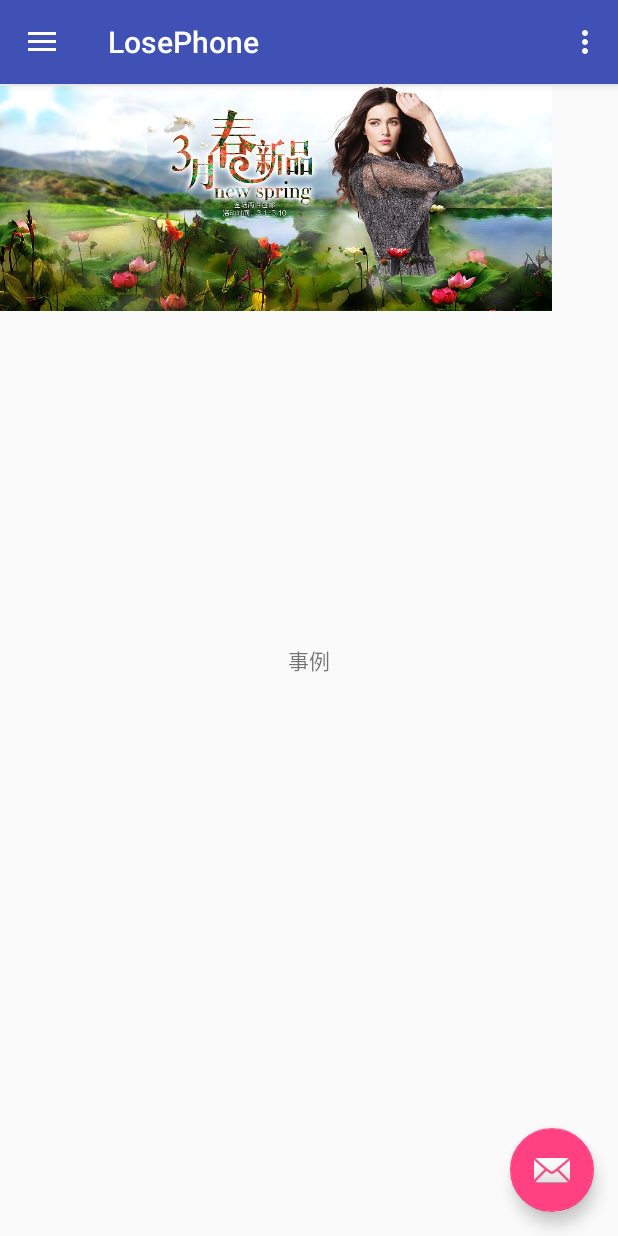
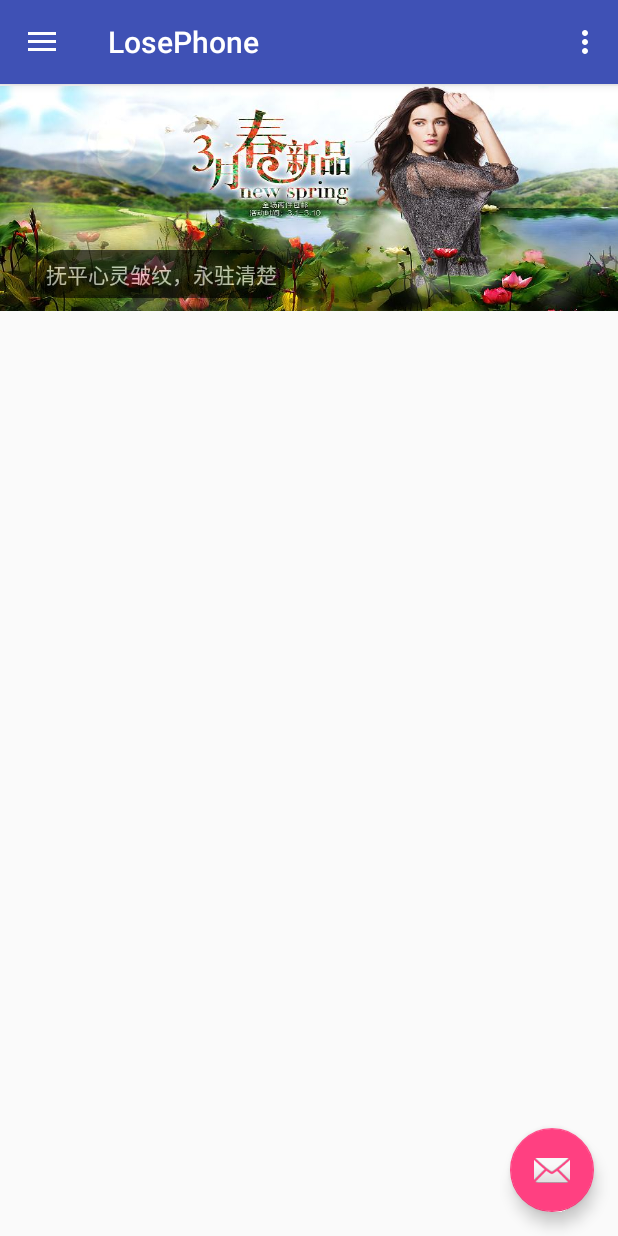
Before and after one commit to LovingDog/LosePhone2, an Android app: the screen it shows after launch (MainActivity), on a phone screen of 412 x 824 dp. Run offline under Robolectric (Android 15) with nearby library versions, the phone set to English and light mode, and no system bars; our stand-ins replace ButterKnife; libraries missing offline, so code that uses them is left out: com.zhy.adapter; pictures from the network do not load.

Commit message:
显示照片

```diff
--- /dev/null
+++ b/app/src/main/java/com/example/wanghanp/base/bean/TakePhotoBean.java
@@ -0,0 +1,35 @@
+package com.example.wanghanp.base.bean;
+
+/**
+ * Created by wanghanping on 2018/1/4.
+ */
+
+public class TakePhotoBean {
+    private String path;
+    private boolean delete;
+    private String time;
+
+    public String getPath() {
+        return path;
+    }
+
+    public void setPath(String path) {
+        this.path = path;
+    }
+
+    public boolean isDelete() {
+        return delete;
+    }
+
+    public void setDelete(boolean delete) {
+        this.delete = delete;
+    }
+
+    public String getTime() {
+        return time;
+    }
+
+    public void setTime(String time) {
+        this.time = time;
+    }
+}
--- a/app/src/main/java/com/example/wanghanp/losephone/MainActivity.java
+++ b/app/src/main/java/com/example/wanghanp/losephone/MainActivity.java
@@ -1,15 +1,12 @@
 package com.example.wanghanp.losephone;
 
 import android.content.Context;
-import android.content.Intent;
-import android.content.IntentFilter;
 import android.hardware.Camera;
 import android.hardware.Sensor;
 import android.hardware.SensorEvent;
 import android.hardware.SensorEventListener;
 import android.hardware.SensorManager;
 import android.os.BatteryManager;
-import android.os.Binder;
 import android.os.Bundle;
 import android.os.Handler;
 import android.os.Message;
@@ -17,6 +14,7 @@ import android.os.PowerManager;
 import android.support.design.widget.FloatingActionButton;
 import android.support.design.widget.Snackbar;
 import android.support.v4.view.ViewPager;
+import android.support.v7.widget.RecyclerView;
 import android.util.Log;
 import android.view.SurfaceHolder;
 import android.view.SurfaceView;
@@ -32,14 +30,17 @@ import android.view.MenuItem;
 import android.widget.ImageView;
 import android.widget.LinearLayout;
 import android.widget.TextView;
-import android.widget.Toast;
 
+import com.example.wanghanp.base.bean.TakePhotoBean;
 import com.example.wanghanp.losephone.Shake.contract.adapter.BannerAdapter;
 import com.example.wanghanp.losephone.camera.CameraManager;
 import com.example.wanghanp.losephone.playService.SlideSettings;
 import com.example.wanghanp.receiver.ScreenListener;
 import com.example.wanghanp.receiver.SensorListener;
+import com.zhy.adapter.recyclerview.CommonAdapter;
+import com.zhy.adapter.recyclerview.base.ViewHolder;
 
+import java.io.File;
 import java.util.ArrayList;
 import java.util.List;
 
@@ -72,6 +73,7 @@ public class MainActivity extends AppCompatActivity
     private Camera mFrontCamera;
     private CameraManager mCameramanager;
     private boolean mHasFocus = true;
+    private List<TakePhotoBean> mPath;
 
     @InjectView(R.id.viewpager)
     public ViewPager mViewPager;
@@ -80,6 +82,11 @@ public class MainActivity extends AppCompatActivity
     public TextView mTextView;
     @InjectView(R.id.points)
     public LinearLayout mLinearLayout;
+    @InjectView(R.id.recyclerview_takephotos)
+    public RecyclerView mTakePhotoRecyclerView;
+
+    private int mSpanCount = 5;
+    private CommonAdapter<TakePhotoBean> mCommonAdapter;
 
     @Override
     protected void onCreate(Bundle savedInstanceState) {
@@ -114,11 +121,36 @@ public class MainActivity extends AppCompatActivity
         //do
     }
 
+    private void initTakePhotosAdpater(List<TakePhotoBean> path) {
+        Log.d("wanghp0077", "initTakePhotosAdpater: "+path.size());
+        mCommonAdapter = new CommonAdapter<TakePhotoBean>(MainActivity.this,R.layout.list_item_takephotos,path) {
+            @Override
+            protected void convert(ViewHolder holder, TakePhotoBean takePhotoBean, int position) {
+                Log.d("wanghp0077", "convert: path== " +takePhotoBean.getPath());
+                ImageView img = holder.getView(R.id.iv_takephotos);
+                img.setBackgroundResource(R.mipmap.ic_launcher);
+            }
+        };
+
+//        mCommonAdapter = new CommonAdapter<TakePhotoBean>(this,R.layout.list_item_takephotos,path) {
+//            @Override
+//            protected void convert(ViewHolder holder, TakePhotoBean takePhotoBean, int position) {
+//                Log.d("wanghp0077", "convert: path== " +takePhotoBean.getPath());
+//                ImageView img = holder.getView(R.id.iv_takephotos);
+//                img.setBackgroundResource(R.mipmap.ic_launcher);
+////                Glide.with(mContext).load(s)
+//////                .override(mMobileInfo.getScreenWidth() / mSpanCount -(mSpanCount *5),200)
+////                        .into(img);
+//            }
+//        };
+        Log.d("wanghp0077", "mTakePhotoRecyclerView== null: "+(mTakePhotoRecyclerView == null));
+        mTakePhotoRecyclerView.setAdapter(mCommonAdapter);
+    }
 
     // 广告图素材
-    private int[] bannerImages = {R.mipmap.image1, R.mipmap.image2, R.mipmap.image3};
+    private int[] bannerImages = {R.mipmap.image1, R.mipmap.image2, R.mipmap.image3, R.mipmap.image1};
     // 广告语
-    private String[] bannerTexts = {"因为专业 所以卓越", "坚持创新 行业领跑", "诚信 专业 双赢", "精细 和谐 大气 开放"};
+    private String[] bannerTexts = {"因为因为 所以所以", "莫道桑榆晚，微霞尚满天", "心平则智", "精细 和谐 大气 开放"};
 
     // ViewPager适配器与监听器
     private BannerAdapter mAdapter;
@@ -128,9 +160,6 @@ public class MainActivity extends AppCompatActivity
     private int pointIndex = 0;
     // 线程标志
     private boolean isStop = false;
-
-
-
 
     /**
      * 初始化数据
@@ -155,6 +184,7 @@ public class MainActivity extends AppCompatActivity
             mLinearLayout.addView(view);
         }
         mAdapter = new BannerAdapter(mlist);
+        bannerListener = new BannerListener();
         mViewPager.setAdapter(mAdapter);
         mViewPager.setOnPageChangeListener(bannerListener);
     }
@@ -186,7 +216,28 @@ public class MainActivity extends AppCompatActivity
 
     private void initCamera() {
         mSurfaceHolder = mCameraView.getHolder();
-        mCameramanager = new CameraManager(mFrontCamera,mSurfaceHolder);
+        mPath = new ArrayList<TakePhotoBean>();
+        TakePhotoBean takePhotoBean = new TakePhotoBean();
+        takePhotoBean.setPath("1");
+        mPath.add(takePhotoBean);
+        TakePhotoBean takePhotoBean2 = new TakePhotoBean();
+        takePhotoBean2.setPath("1");
+        mPath.add(takePhotoBean2);
+        mCameramanager = new CameraManager(mFrontCamera, mSurfaceHolder, new CameraManager.TakePhotosListener() {
+            @Override
+            public void takePhotosSuccessListener(File file) {
+//                if (file.exists()) {
+                    Log.d("wanghp007", "takePhotosSuccessListener: file"+file.exists()+"path == " +file.getAbsolutePath());
+                TakePhotoBean takePhotoBean = new TakePhotoBean();
+                takePhotoBean.setPath(file.getAbsolutePath());
+                mPath.add(takePhotoBean);
+                initTakePhotosAdpater(mPath);
+//                    mCommonAdapter.notifyDataSetChanged();
+//                initTakePhotosAdpater();
+//                mTakePhotosAdapter.
+//                }
+            }
+        });
     }
 
     private void takeFrontPhoto2() {
@@ -405,7 +456,7 @@ public class MainActivity extends AppCompatActivity
 
         //避免频繁扫屏，每10次变化显示一次值
         if(counter ++ % mBackUpTime == 0){
-            Log.d("wanghp007", "onSensorChanged: counter == " +counter);
+//            Log.d("wanghp007", "onSensorChanged: counter == " +counter);
 //            Log.d("wanghp007", "onSensorChanged: "+"   x,y,z = "+ event.values[0] + "," + event.values[1] + "," + event.values[2] + "\n"
 //                    +  "Gravity values : \n"
 //                    +  "   x,y,z = "+ gravity[0] + "," + gravity[1] + "," + gravity[2] + "\n"
--- a/app/src/main/java/com/example/wanghanp/losephone/camera/CameraManager.java
+++ b/app/src/main/java/com/example/wanghanp/losephone/camera/CameraManager.java
@@ -19,11 +19,12 @@ public class CameraManager {
     private Camera mCamera;
     private SurfaceHolder mHolder;
     private boolean mSafeTakePhotos = true;
+    private TakePhotosListener mTakePhotosListener;
 
-    public CameraManager(Camera camera, SurfaceHolder holder) {
+    public CameraManager(Camera camera, SurfaceHolder holder,TakePhotosListener takePhotosListener) {
         mCamera = camera;
         mHolder = holder;
-
+        this.mTakePhotosListener = takePhotosListener;
     }
 
     public Camera getCamera() {
@@ -155,6 +156,8 @@ public class CameraManager {
                 mFile.mkdirs();
             }
             File pictureFile = new File(PHOTO_PATH, getPhotoFileName());
+            mTakePhotosListener.takePhotosSuccessListener(pictureFile);
+            Log.d("wanghp007", "拍摄成功！pictureFile = " +pictureFile.getAbsolutePath());
             if (pictureFile == null) {
                 mSafeTakePhotos = true;
                 return;
@@ -164,7 +167,8 @@ public class CameraManager {
                 bitmap.compress(Bitmap.CompressFormat.JPEG, 100, fos);
                 bitmap.recycle();
                 fos.close();
-                Log.i(TAG, "拍摄成功！");
+                Log.i(TAG, "拍摄成功！pictureFile = " +pictureFile.getAbsolutePath());
+
             } catch (Exception error) {
                 Log.e(TAG, "拍摄失败");
                 error.printStackTrace();
@@ -225,4 +229,7 @@ public class CameraManager {
         return true;
     }
 
+    public interface TakePhotosListener{
+        void takePhotosSuccessListener(File file);
+    }
 }
--- /dev/null
+++ b/app/src/main/res/drawable/corner_banner_tip.xml
@@ -0,0 +1,8 @@
+<?xml version="1.0" encoding="utf-8"?>
+<shape xmlns:android="http://schemas.android.com/apk/res/android">
+
+    <corners android:radius="15dp" />
+
+    <solid android:color="@color/black" />
+
+</shape>
--- a/app/src/main/res/layout/content_main.xml
+++ b/app/src/main/res/layout/content_main.xml
@@ -8,16 +8,8 @@
     tools:context="com.example.wanghanp.losephone.MainActivity"
     tools:showIn="@layout/app_bar_main">
 
-    <TextView
-        android:layout_width="wrap_content"
-        android:layout_height="wrap_content"
-        android:text="事例"
-        app:layout_constraintBottom_toBottomOf="parent"
-        app:layout_constraintLeft_toLeftOf="parent"
-        app:layout_constraintRight_toRightOf="parent"
-        app:layout_constraintTop_toTopOf="parent" />
     <LinearLayout
-        android:layout_width="368dp"
+        android:layout_width="match_parent"
         android:layout_height="wrap_content"
         android:orientation="vertical"
         tools:layout_editor_absoluteY="0dp"
@@ -53,8 +45,10 @@
                     android:layout_gravity="left"
                     android:layout_marginLeft="20dp"
                     android:alpha="0.6"
+                    android:background="@drawable/corner_banner_tip"
                     android:padding="5dp"
-                    android:text="" />
+                    android:textColor="@color/white"
+                    android:text="抚平心灵皱纹，永驻清楚" />
 
                 <LinearLayout
                     android:id="@+id/points"
@@ -63,15 +57,15 @@
                     android:gravity="center_horizontal"
                     android:orientation="horizontal"></LinearLayout>
             </LinearLayout>
-            <android.support.v7.widget.RecyclerView
-                android:id="@+id/recyview_takephotos"
-                android:layout_width="match_parent"
-                android:layout_height="wrap_content"
-                app:spanCount="5"
-                android:nestedScrollingEnabled="false">
 
-            </android.support.v7.widget.RecyclerView>
         </RelativeLayout>
+        <android.support.v7.widget.RecyclerView
+            android:id="@+id/recyclerview_takephotos"
+            android:layout_width="match_parent"
+            android:layout_marginTop="20dp"
+            android:layout_height="350dp">
+
+        </android.support.v7.widget.RecyclerView>
     </LinearLayout>
 
 </android.support.constraint.ConstraintLayout>
--- a/app/src/main/res/values/colors.xml
+++ b/app/src/main/res/values/colors.xml
@@ -3,4 +3,7 @@
     <color name="colorPrimary">#3F51B5</color>
     <color name="colorPrimaryDark">#303F9F</color>
     <color name="colorAccent">#FF4081</color>
+    <color name="black">#000000</color>
+    <color name="white">#ffffff</color>
+
 </resources>
```
Also changed, not shown: app/src/main/java/com/example/wanghanp/losephone/Shake/contract/adapter/TakePhotosAdapter.java (added, +50 -0 lines), app/src/main/java/com/example/wanghanp/util/MobileInfo.java (added, +44 -0 lines), app/src/main/res/layout/list_item_takephotos.xml (added, +11 -0 lines).
